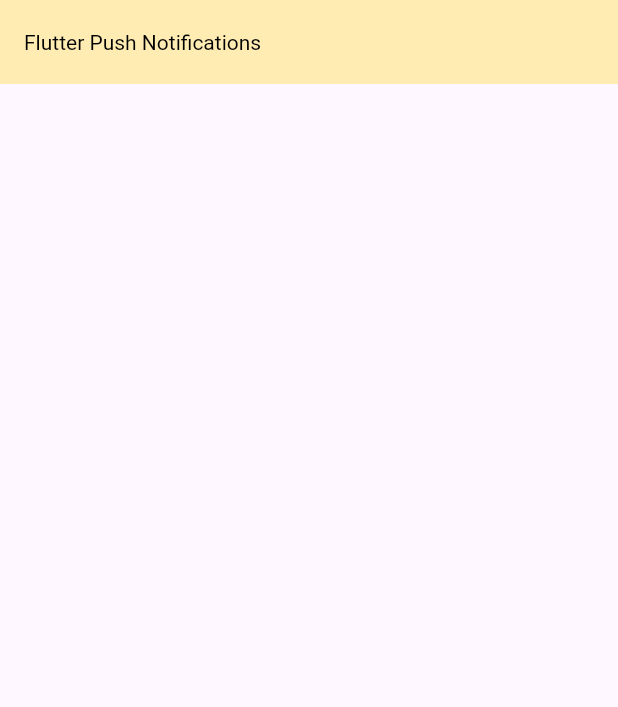
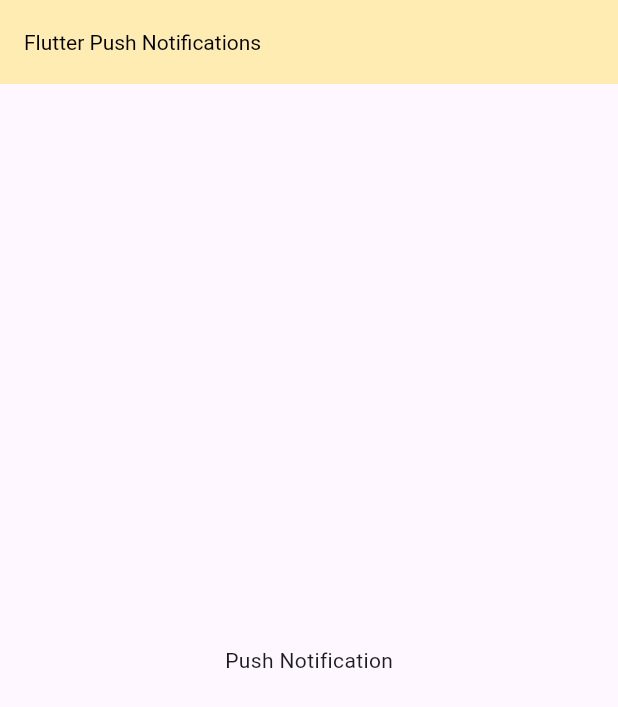
Before and after one commit to snehalshirke/FlutterPractice, a Flutter app: the screen it shows after launch, on a phone screen of 412 x 824 dp. Shown: the top 707 px of the screen. Run offline on Flutter 3.47's test engine with Material 3 defaults, Android fonts, the phone set to English and light mode, and no system bars; our stand-ins replace dio, dropdown_button2, fluttertoast, retrofit; generated files the repository leaves out were written again.

Commit message:
text added

```diff
--- a/push_notification_demo/lib/pushnotification_screen.dart
+++ b/push_notification_demo/lib/pushnotification_screen.dart
@@ -20,6 +20,9 @@
               fontSize: 14, color: Colors.black, fontWeight: FontWeight.normal),
         ),
       ),
+      body: const Center(
+        child: Text("Push Notification"),
+      ),
     );
   }
 }
```
